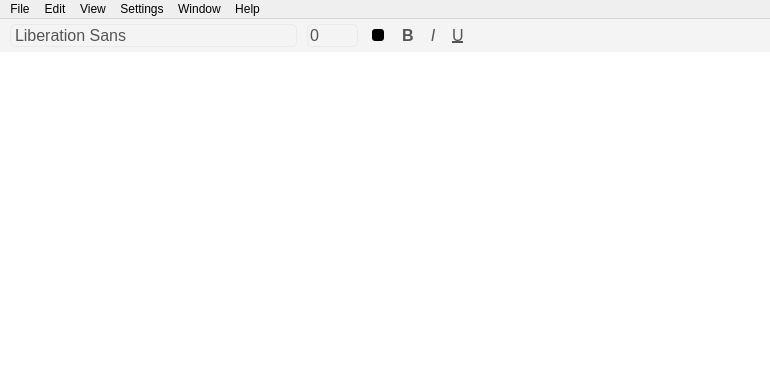
Before: the Qt Designer form src/design/text_editor.ui in teenxsky/RnR_Text_Editor, drawn with Qt 5.
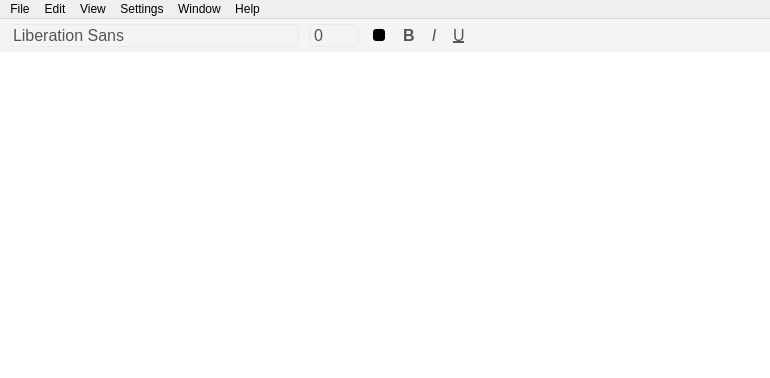
After: the same form once the commit is applied. Icons and pictures are not drawn.

Commit message: Added font, font size control arrows; Some code fixes

Patch:
```diff
--- a/src/design/text_editor.ui
+++ b/src/design/text_editor.ui
@@ -127,6 +127,7 @@
 	color: rgb(84, 84, 84);
 	background-color: rgb(244, 244, 244);
 	border-radius: 5px;	
+	padding-left: 2px;
 	border: 1px solid rgb(234, 234, 234);
 }
 
@@ -135,11 +136,25 @@
 }
 
 QFontComboBox::drop-down {
-    subcontrol-origin: padding;
     subcontrol-position: top right;
     width: 20px;
     border-top-right-radius: 5px;
     border-bottom-right-radius: 5px;
+}
+
+QFontComboBox::down-arrow {
+    subcontrol-position: margin;
+	subcontrol-origin: border;
+	border-image: url(:/icons/icons/arrows.png);
+	height: 12px;
+	width: 12px;
+	border-radius: 4px;
+	margin-top: 2px;
+	background-color: rgb(234, 234, 234);
+}
+
+QFontComboBox::down-arrow:hover: {
+	background-color: rgb(204, 204, 204);
 }</string>
          </property>
          <property name="editable">
@@ -163,32 +178,53 @@
          <property name="styleSheet">
           <string notr="true">QSpinBox {
 	color: rgb(84, 84, 84);
-	padding-right: 5px;
 	border: 1px solid rgb(234, 234, 234);
 	border-radius: 5px;
 	background-color: rgb(244, 244, 244);
+	padding-left: 2px;
 }
 
 QSpinBox::hover {
 	background-color: rgb(234, 234, 234);
 }
 
+QSpinBox::up-button, QSpinBox::down-button {
+	subcontrol-origin: border;
+	margin-right: 3px;
+	width: 10px;
+	height: 8px;
+	border-radius: 4px;
+}
+
 QSpinBox::up-button {
-	subcontrol-origin: border;
-	border: 0;
-	width: 20px;
+	subcontrol-position: top right;
+	margin-top: 2px;
+	border-image: url(:/icons/icons/arrow_up.png) 1;
 }
 
 QSpinBox::down-button {
-	subcontrol-origin: border;
-	border: 0;
-	width: 20px;
+	subcontrol-position: bottom right;
+	margin-bottom: 3px;
+	border-image: url(:/icons/icons/arrow_down.png) 1;
 }
+
+QSpinBox::up-button::hover,  QSpinBox::down-button::hover {
+	background-color: rgb(224, 224, 224);
+}
+
+QSpinBox::up-button::pressed, QSpinBox::down-button::pressed  {
+	background-color: rgb(214, 214, 214);
+}
+
+
 </string>
          </property>
          <property name="alignment">
           <set>Qt::AlignLeading|Qt::AlignLeft|Qt::AlignVCenter</set>
          </property>
+         <property name="maximum">
+          <number>288</number>
+         </property>
         </widget>
        </item>
        <item>
```
Left out of the diff: 82 changed lines with no effect on the pictures. The commit also changes 12 other files.
